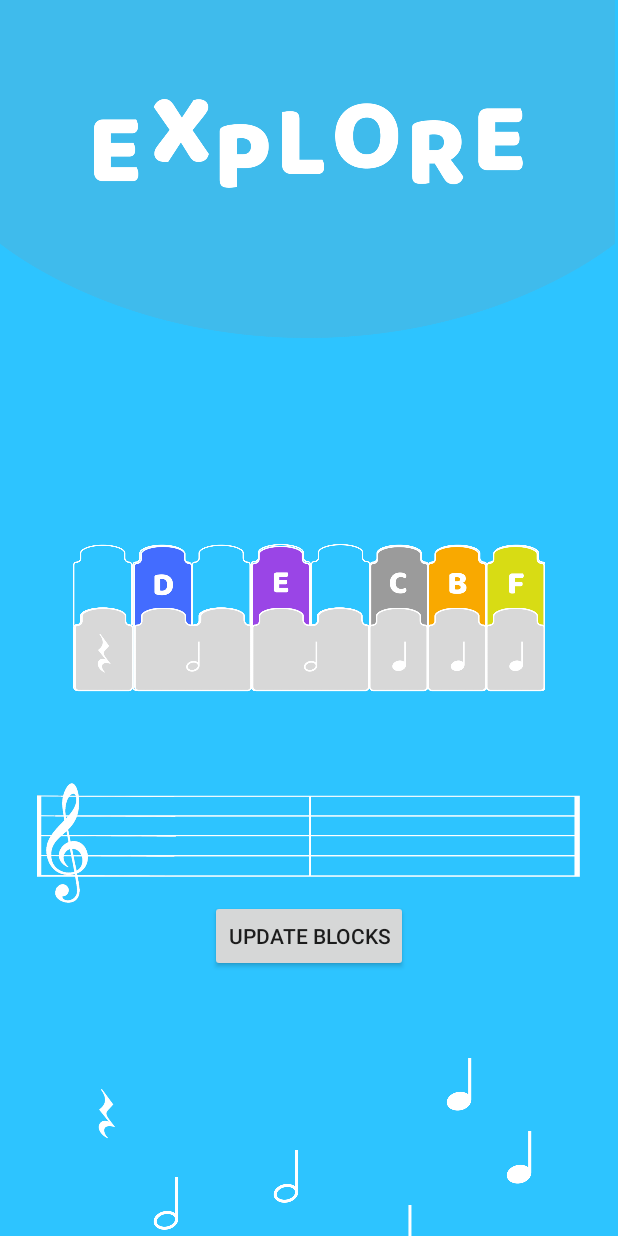
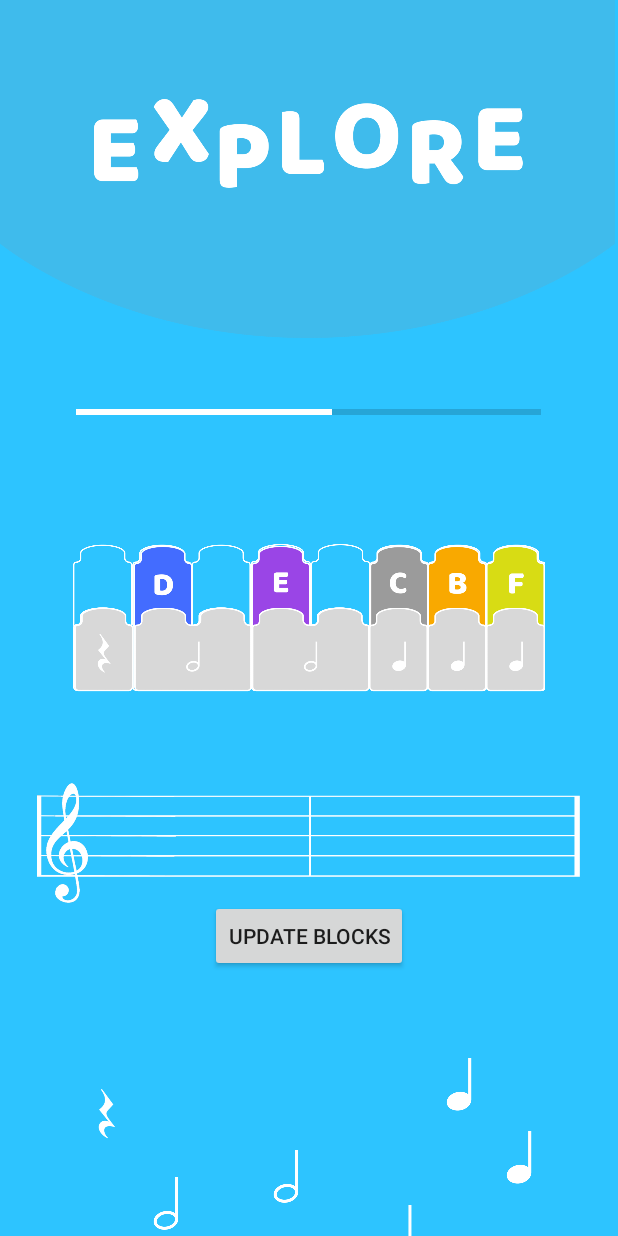
Before and after one commit to hkwang24/beatwalk, an Android app: the ExploreActivity screen opened directly, with no data from a screen before it, after a tap on "UPDATE BLOCKS", on a phone screen of 412 x 824 dp. Run offline under Robolectric (Android 15) with nearby library versions, the phone set to English and light mode, and no system bars.

Commit message:
add progress bar to explore

```diff
--- a/android/app/src/main/java/com/example/beatwalk/ExploreActivity.java
+++ b/android/app/src/main/java/com/example/beatwalk/ExploreActivity.java
@@ -2,19 +2,26 @@ package com.example.beatwalk;
 
 import android.content.Intent;
 import android.os.Bundle;
+import android.os.Handler;
 import android.view.View;
 import android.widget.Button;
+import android.widget.ProgressBar;
 import android.widget.ImageView;
 
 import androidx.appcompat.app.AppCompatActivity;
 
 public class ExploreActivity extends AppCompatActivity {
 
+    private ProgressBar pgsBar;
+    private int i = 0;
+    private Handler hdlr = new Handler();
+
     @Override
     protected void onCreate(Bundle savedInstanceState) {
         super.onCreate(savedInstanceState);
         setContentView(R.layout.activity_explore);
 
+        pgsBar = (ProgressBar) findViewById(R.id.pBar);
 
         Button button= (Button)findViewById(R.id.update_button);
         button.setOnClickListener(new View.OnClickListener() {
@@ -100,6 +107,29 @@ public class ExploreActivity extends AppCompatActivity {
 
                     }
                 }
+
+
+                i = pgsBar.getProgress();
+                new Thread(new Runnable() {
+                    public void run() {
+                        while (i < 100) {
+                            i += 1;
+                            // Update the progress bar and display the current value in text view
+                            hdlr.post(new Runnable() {
+                                public void run() {
+                                    pgsBar.setProgress(i);
+                                }
+                            });
+                            try {
+                                // Sleep for 100 milliseconds to show the progress slowly.
+                                Thread.sleep(50);
+                            } catch (InterruptedException e) {
+                                e.printStackTrace();
+                            }
+                        }
+                        pgsBar.setProgress(0);
+                    }
+                }).start();
             }
         });
     }
--- a/android/app/src/main/res/layout/activity_explore.xml
+++ b/android/app/src/main/res/layout/activity_explore.xml
@@ -267,6 +267,19 @@
         android:visibility="invisible"
         />
 
+    <ProgressBar
+        android:id="@+id/pBar"
+        style="?android:attr/progressBarStyleHorizontal"
+        android:layout_width="310dp"
+        android:layout_height="550dp"
+        android:layout_centerHorizontal="true"
+        android:indeterminateTint="#FFFFFF"
+        android:indeterminate="false"
+        android:max="100"
+        android:minWidth="200dp"
+        android:minHeight="50dp"
+        android:progress="0" />
+
     <ImageView
         android:id="@+id/staff"
         android:layout_width="362dp"
--- a/android/app/src/main/res/values/colors.xml
+++ b/android/app/src/main/res/values/colors.xml
@@ -2,7 +2,7 @@
 <resources>
     <color name="colorPrimary">#008577</color>
     <color name="colorPrimaryDark">#00574B</color>
-    <color name="colorAccent">#D81B60</color>
+    <color name="colorAccent">#FFFFFF</color>
     <color name="gray">#C3C9C7</color>
     <color name="blue">#777A79</color>
     <color name="light_yellow">#F8B72F</color>
```
